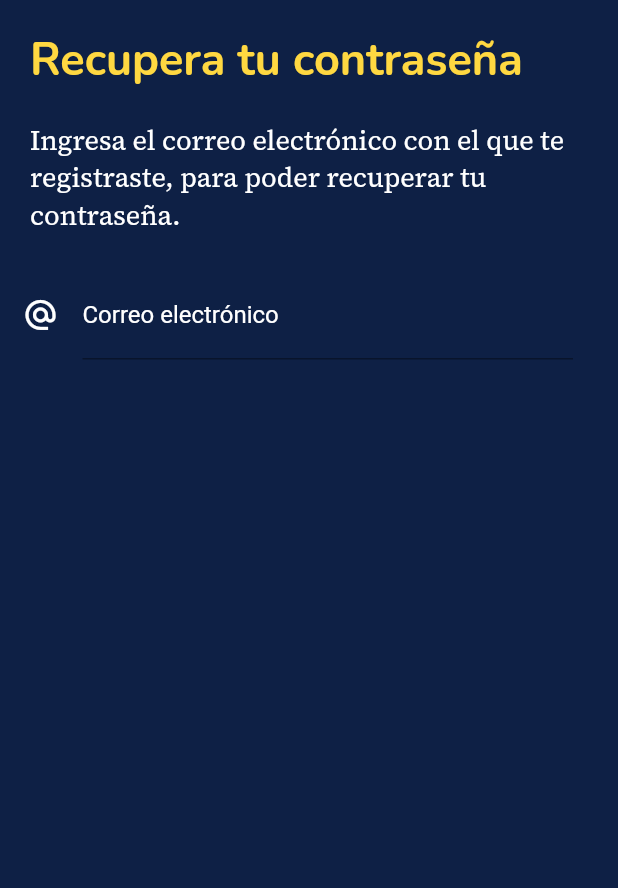
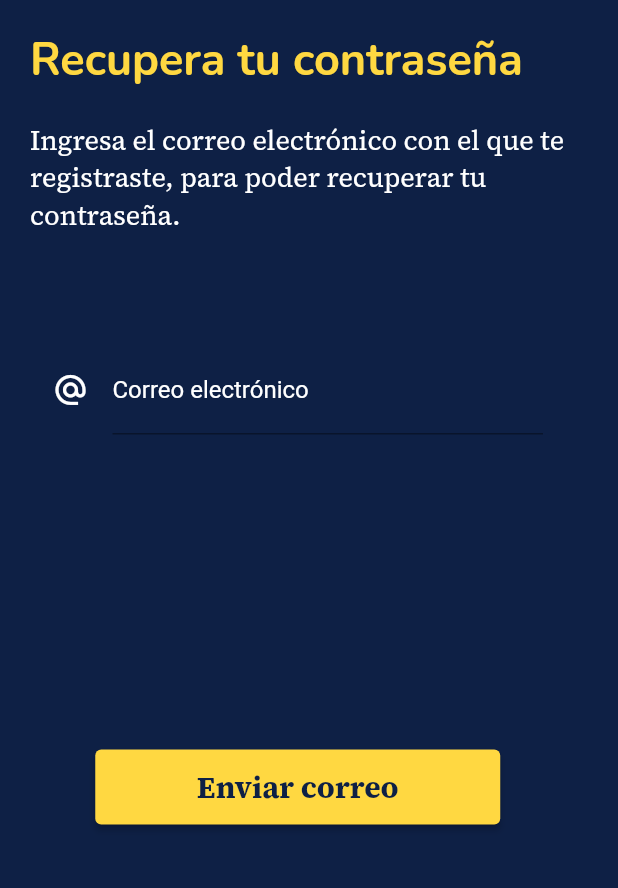
Before and after one commit to julicam10/MUIF-App, a Flutter app: the RecuperarContrasenaPage screen opened directly, on a phone screen of 412 x 824 dp, the part 176-1064 px from its top. Run offline on Flutter 3.47's test engine with Material 2 defaults, Android fonts, the light colour scheme and no system bars; our stand-ins replace google_fonts.

Commit message:
Se concluyó la construccion de la interfaz de recuperar contraseña

```diff
--- /dev/null
+++ b/lib/models/utilities.dart
@@ -0,0 +1 @@
+export 'package:google_fonts/google_fonts.dart';
--- a/lib/screens/recuperar_contrasena.dart
+++ b/lib/screens/recuperar_contrasena.dart
@@ -1,19 +1,19 @@
 import 'package:flutter/material.dart';
-import 'package:google_fonts/google_fonts.dart';
 
-import 'inicio_sesion.dart';
+import 'package:muif_app/models/utilities.dart';
+import 'package:muif_app/widgets/widgets.dart';
 
 class RecuperarContrasenaPage extends StatefulWidget {
-  RecuperarContrasenaPage({Key? key}) : super(key: key);
+  const RecuperarContrasenaPage({Key? key}) : super(key: key);
+  static const String routeName = 'Recuperar_Contraseña';
 
   @override
   State<RecuperarContrasenaPage> createState() =>
       _RecuperarContrasenaPageState();
 }
 
-String email = '';
-
 class _RecuperarContrasenaPageState extends State<RecuperarContrasenaPage> {
+  String email = '';
   final emailController = TextEditingController();
   @override
   Widget build(BuildContext context) {
@@ -70,14 +70,31 @@ class _RecuperarContrasenaPageState extends State<RecuperarContrasenaPage> {
                   ),
                 ),
               ),
-              EmailWidget(
-                emailController: emailController,
-                colorHint: Colors.white,
-                colorLabel: Colors.white,
-                colorIcon: Colors.white,
-                colorCursor: Colors.white,
+              Padding(
+                padding:
+                    const EdgeInsets.only(top: 50.0, left: 20.0, right: 20.0),
+                child: EmailWidget(
+                  emailController: emailController,
+                  colorHint: Colors.white,
+                  colorLabel: Colors.white,
+                  colorIcon: Colors.white,
+                  colorCursor: Colors.white,
+                  textStyle: Colors.white,
+                ),
               ),
-              // TODO: Optimizar el boton
+              Padding(
+                padding: const EdgeInsets.only(left: 15, right: 30, top: 210),
+                child: Center(
+                  child: Hero(
+                    tag: 'boton',
+                    child: BotonWidget(
+                      backgroundColor: Theme.of(context).colorScheme.secondary,
+                      textColor: Theme.of(context).colorScheme.primary,
+                      text: 'Enviar correo',
+                    ),
+                  ),
+                ),
+              ),
             ],
           ),
         ),
--- a/lib/screens/registro.dart
+++ b/lib/screens/registro.dart
@@ -1,7 +1,11 @@
 import 'package:flutter/material.dart';
 
+import 'package:muif_app/models/utilities.dart';
+import 'package:muif_app/widgets/widgets.dart';
+
 class RegistroPage extends StatefulWidget {
-  RegistroPage({Key? key}) : super(key: key);
+  const RegistroPage({Key? key}) : super(key: key);
+  static const String routeName = 'Registrarse';
 
   @override
   State<RegistroPage> createState() => RegistroPageState();
--- /dev/null
+++ b/lib/screens/screens.dart
@@ -0,0 +1,3 @@
+export 'package:muif_app/screens/recuperar_contrasena.dart';
+export 'package:muif_app/screens/inicio_sesion.dart';
+export 'package:muif_app/screens/registro.dart';
--- /dev/null
+++ b/lib/widgets/boton_widget.dart
@@ -0,0 +1,35 @@
+import 'package:flutter/material.dart';
+import 'package:muif_app/models/utilities.dart';
+
+class BotonWidget extends StatelessWidget {
+  const BotonWidget({
+    Key? key,
+    required this.backgroundColor,
+    required this.textColor,
+    required this.text,
+  }) : super(key: key);
+
+  final Color backgroundColor;
+  final Color textColor;
+  final String text;
+
+  @override
+  Widget build(BuildContext context) {
+    return Container(
+      height: 50,
+      width: 270,
+      child: ElevatedButton(
+        style: ElevatedButton.styleFrom(
+          onPrimary: textColor,
+          primary: backgroundColor,
+          textStyle: GoogleFonts.sourceSerifPro(
+            fontSize: 20,
+            fontWeight: FontWeight.bold,
+          ),
+        ),
+        child: Text(text),
+        onPressed: () {},
+      ),
+    );
+  }
+}
--- /dev/null
+++ b/lib/widgets/input_email.dart
@@ -0,0 +1,52 @@
+import 'package:flutter/material.dart';
+import 'package:muif_app/screens/screens.dart';
+
+class EmailWidget extends StatelessWidget {
+  const EmailWidget({
+    Key? key,
+    required this.emailController,
+    required this.colorHint,
+    required this.colorLabel,
+    required this.colorIcon,
+    required this.colorCursor,
+    required this.textStyle,
+  }) : super(key: key);
+
+  final TextEditingController emailController;
+  final Color colorHint;
+  final Color colorLabel;
+  final Color colorIcon;
+  final Color colorCursor;
+  final Color textStyle;
+
+  @override
+  Widget build(BuildContext context) {
+    return Padding(
+      padding: const EdgeInsets.only(left: 15, right: 30, top: 25),
+      child: TextFormField(
+        controller: emailController,
+        keyboardType: TextInputType.emailAddress,
+        cursorColor: Colors.white,
+        style: TextStyle(
+          color: textStyle,
+        ),
+        decoration: InputDecoration(
+          icon: Icon(Icons.alternate_email_outlined, color: colorIcon),
+          hintText: 'correo@ejemplo.com',
+          labelText: 'Correo electrónico',
+          suffixIconColor: Colors.white,
+          hintStyle: TextStyle(color: colorLabel),
+          labelStyle: TextStyle(color: colorHint),
+        ),
+        onSaved: (val) => email = val!,
+        validator: (val) {
+          if (!val!.contains('@') || !val.contains('.')) {
+            return 'Invalid Email';
+          } else {
+            return null;
+          }
+        },
+      ),
+    );
+  }
+}
--- /dev/null
+++ b/lib/widgets/widgets.dart
@@ -0,0 +1,2 @@
+export 'package:muif_app/widgets/boton_widget.dart';
+export 'package:muif_app/widgets/input_email.dart';
```
Also changed, not shown: lib/main.dart (+8 -4 lines), lib/screens/inicio_sesion.dart (+27 -80 lines), 1 other file.
